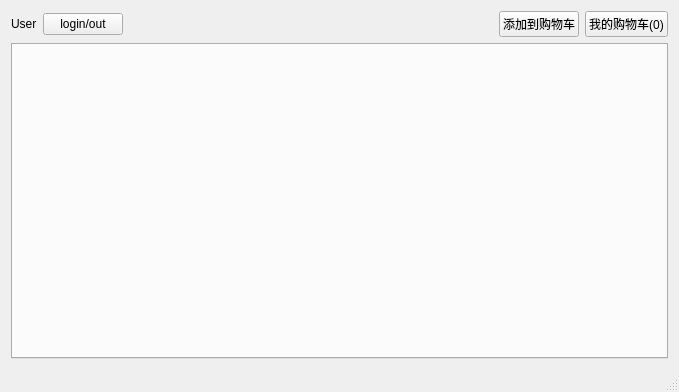
Old version of the form mainwindow.ui in the repository senpai-a/buybuybuy-shop.
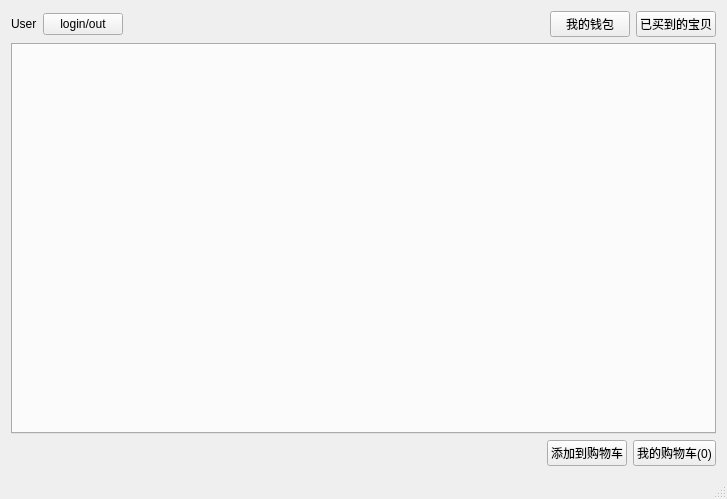
New version of the form. Icons and pictures are not drawn.

Patch:
```diff
--- a/mainwindow.ui
+++ b/mainwindow.ui
@@ -6,8 +6,8 @@
    <rect>
     <x>0</x>
     <y>0</y>
-    <width>679</width>
-    <height>392</height>
+    <width>727</width>
+    <height>499</height>
    </rect>
   </property>
   <property name="windowTitle">
@@ -53,6 +53,52 @@
        </spacer>
       </item>
       <item>
+       <widget class="QPushButton" name="bankB">
+        <property name="text">
+         <string>我的钱包</string>
+        </property>
+        <property name="icon">
+         <iconset resource="resource.qrc">
+          <normaloff>:/new/icons/wallet.png</normaloff>:/new/icons/wallet.png</iconset>
+        </property>
+       </widget>
+      </item>
+      <item>
+       <widget class="QPushButton" name="boughtB">
+        <property name="text">
+         <string>已买到的宝贝</string>
+        </property>
+        <property name="icon">
+         <iconset resource="resource.qrc">
+          <normaloff>:/new/icons/box.png</normaloff>:/new/icons/box.png</iconset>
+        </property>
+       </widget>
+      </item>
+     </layout>
+    </item>
+    <item>
+     <widget class="QTabWidget" name="tabWidget">
+      <property name="currentIndex">
+       <number>-1</number>
+      </property>
+     </widget>
+    </item>
+    <item>
+     <layout class="QHBoxLayout" name="horizontalLayout_2">
+      <item>
+       <spacer name="horizontalSpacer_2">
+        <property name="orientation">
+         <enum>Qt::Horizontal</enum>
+        </property>
+        <property name="sizeHint" stdset="0">
+         <size>
+          <width>40</width>
+          <height>20</height>
+         </size>
+        </property>
+       </spacer>
+      </item>
+      <item>
        <widget class="QPushButton" name="addB">
         <property name="text">
          <string>添加到购物车</string>
@@ -76,13 +122,6 @@
       </item>
      </layout>
     </item>
-    <item>
-     <widget class="QTabWidget" name="tabWidget">
-      <property name="currentIndex">
-       <number>-1</number>
-      </property>
-     </widget>
-    </item>
    </layout>
   </widget>
   <widget class="QStatusBar" name="statusBar"/>
```
